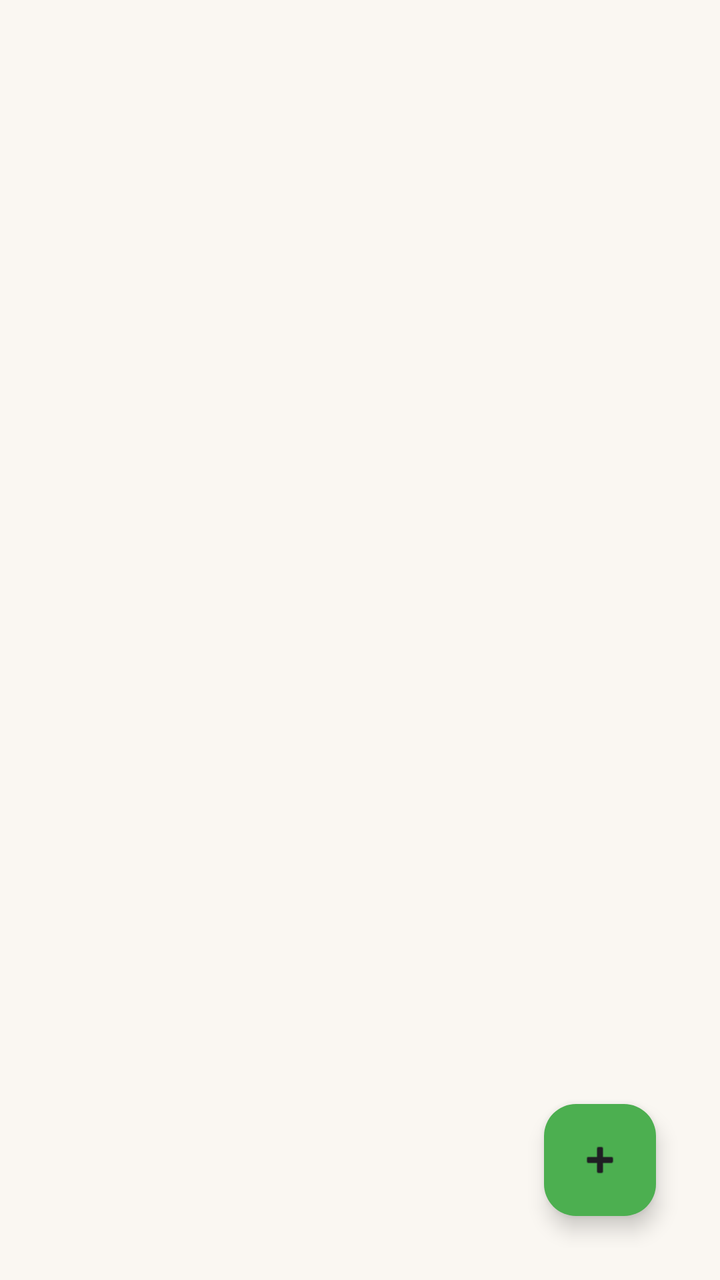
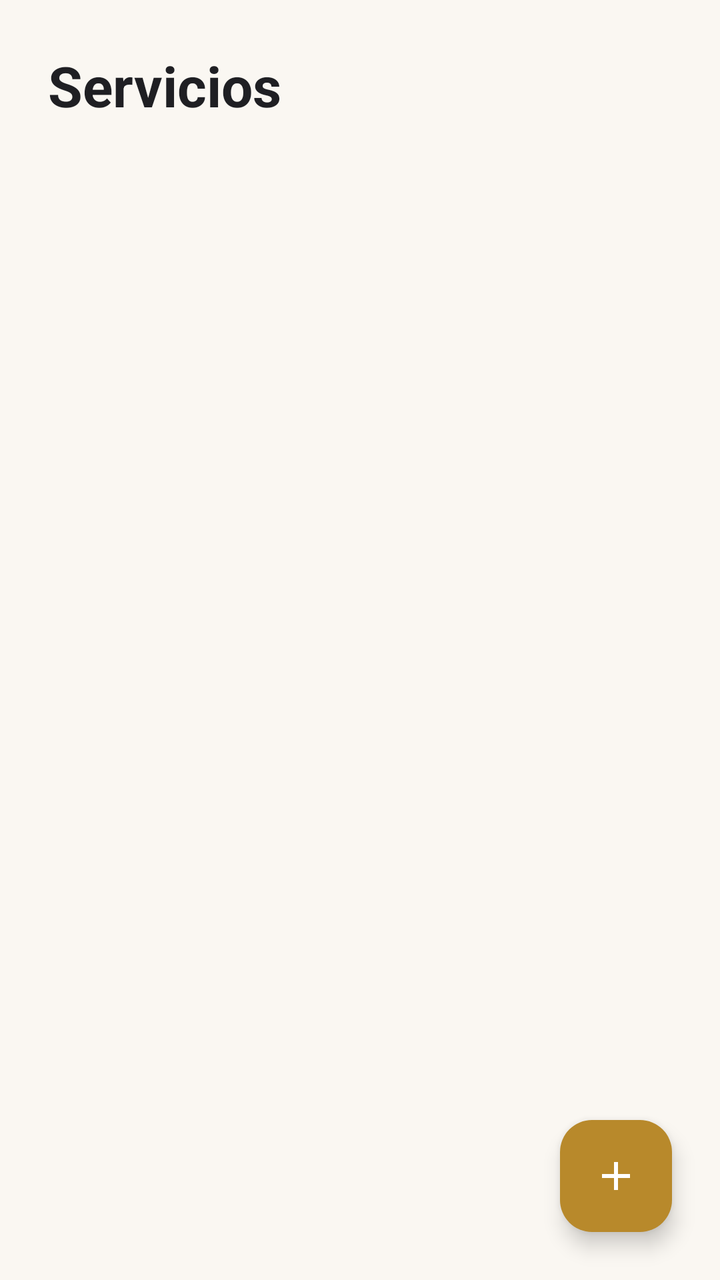

Two renders of the same Android screen: before a commit and after it. Below are the layout's source before the change and the commit's diff.
<!-- AndroidManifest.xml: application theme Theme.BarberFlow -->
<!-- res/layout/activity_gestion_servicios.xml -->
<?xml version="1.0" encoding="utf-8"?>
<androidx.constraintlayout.widget.ConstraintLayout
    xmlns:android="http://schemas.android.com/apk/res/android"
    xmlns:app="http://schemas.android.com/apk/res-auto"
    android:layout_width="match_parent"
    android:layout_height="match_parent"
    android:padding="16dp">

    <androidx.recyclerview.widget.RecyclerView
        android:id="@+id/rvServicios"
        android:layout_width="0dp"
        android:layout_height="0dp"
        android:layout_marginTop="48dp"
        app:layout_constraintTop_toTopOf="parent"
        app:layout_constraintBottom_toBottomOf="parent"
        app:layout_constraintStart_toStartOf="parent"
        app:layout_constraintEnd_toEndOf="parent" />

    <com.google.android.material.floatingactionbutton.FloatingActionButton
        android:id="@+id/fabAddServicio"
        android:layout_width="wrap_content"
        android:layout_height="wrap_content"
        android:layout_margin="16dp"
        android:src="@android:drawable/ic_input_add"
        android:backgroundTint="#4CAF50"
        android:tint="@android:color/white"
        app:layout_constraintBottom_toBottomOf="parent"
        app:layout_constraintEnd_toEndOf="parent"
        android:contentDescription="Añadir servicio" />

</androidx.constraintlayout.widget.ConstraintLayout>
<!-- resources referenced by this layout -->
<resources>
  <style name="Theme.BarberFlow" parent="Base.Theme.BarberFlow" />
  <style name="Base.Theme.BarberFlow" parent="Theme.Material3.DayNight.NoActionBar">
          <item name="colorPrimary">@color/bf_charcoal</item>
          <item name="colorOnPrimary">@color/white</item>
          <item name="colorPrimaryContainer">@color/bf_gold_container</item>
          <item name="colorOnPrimaryContainer">@color/bf_charcoal</item>
  
          <item name="colorSecondary">@color/bf_gold</item>
          <item name="colorOnSecondary">@color/white</item>
          <item name="colorSecondaryContainer">@color/bf_gold_container</item>
          <item name="colorOnSecondaryContainer">@color/bf_charcoal</item>
  
          <item name="android:colorBackground">@color/bf_cream</item>
          <item name="colorOnBackground">@color/bf_charcoal</item>
          <item name="colorSurface">@color/white</item>
          <item name="colorOnSurface">@color/bf_charcoal</item>
          <item name="colorSurfaceVariant">@color/bf_cream_variant</item>
          <item name="colorOnSurfaceVariant">#5E5A50</item>
          <item name="colorOutline">@color/bf_outline</item>
  
          <item name="colorError">@color/bf_error</item>
          <item name="colorOnError">@color/white</item>
  
          <item name="shapeAppearanceSmallComponent">@style/ShapeAppearance.BarberFlow.Rounded</item>
          <item name="shapeAppearanceMediumComponent">@style/ShapeAppearance.BarberFlow.Rounded</item>
      </style>
  <color name="bf_charcoal">#1F1F23</color>
  <color name="white">#FFFFFFFF</color>
  <color name="bf_gold_container">#F6E7C1</color>
  <color name="bf_gold">#B8892B</color>
  <color name="bf_cream">#FAF7F2</color>
  <color name="bf_cream_variant">#EFE8DA</color>
  <color name="bf_outline">#CFC4AE</color>
  <color name="bf_error">#B3261E</color>
  <style name="ShapeAppearance.BarberFlow.Rounded" parent="">
          <item name="cornerFamily">rounded</item>
          <item name="cornerSize">14dp</item>
      </style>
</resources>

<!-- the commit's change to res/layout/activity_gestion_servicios.xml (unified diff, before → after) -->
@@ -1,31 +1,46 @@
 <?xml version="1.0" encoding="utf-8"?>
-<androidx.constraintlayout.widget.ConstraintLayout
-    xmlns:android="http://schemas.android.com/apk/res/android"
+<androidx.constraintlayout.widget.ConstraintLayout xmlns:android="http://schemas.android.com/apk/res/android"
     xmlns:app="http://schemas.android.com/apk/res-auto"
     android:layout_width="match_parent"
     android:layout_height="match_parent"
-    android:padding="16dp">
+    android:background="?android:attr/colorBackground">
+
+    <TextView
+        android:id="@+id/tv_titulo_servicios"
+        android:layout_width="0dp"
+        android:layout_height="wrap_content"
+        android:layout_margin="24dp"
+        android:text="Servicios"
+        android:textAppearance="?attr/textAppearanceHeadlineMedium"
+        android:textColor="?attr/colorOnBackground"
+        android:textStyle="bold"
+        app:layout_constraintEnd_toEndOf="parent"
+        app:layout_constraintStart_toStartOf="parent"
+        app:layout_constraintTop_toTopOf="parent" />
 
     <androidx.recyclerview.widget.RecyclerView
         android:id="@+id/rvServicios"
         android:layout_width="0dp"
         android:layout_height="0dp"
-        android:layout_marginTop="48dp"
-        app:layout_constraintTop_toTopOf="parent"
+        android:clipToPadding="false"
+        android:paddingStart="16dp"
+        android:paddingEnd="16dp"
+        android:paddingBottom="96dp"
         app:layout_constraintBottom_toBottomOf="parent"
+        app:layout_constraintEnd_toEndOf="parent"
         app:layout_constraintStart_toStartOf="parent"
-        app:layout_constraintEnd_toEndOf="parent" />
+        app:layout_constraintTop_toBottomOf="@id/tv_titulo_servicios" />
 
     <com.google.android.material.floatingactionbutton.FloatingActionButton
         android:id="@+id/fabAddServicio"
         android:layout_width="wrap_content"
         android:layout_height="wrap_content"
-        android:layout_margin="16dp"
-        android:src="@android:drawable/ic_input_add"
-        android:backgroundTint="#4CAF50"
-        android:tint="@android:color/white"
+        android:layout_margin="24dp"
+        android:contentDescription="Añadir servicio"
+        android:src="@drawable/ic_add"
+        app:backgroundTint="?attr/colorSecondary"
         app:layout_constraintBottom_toBottomOf="parent"
         app:layout_constraintEnd_toEndOf="parent"
-        android:contentDescription="Añadir servicio" />
+        app:tint="?attr/colorOnSecondary" />
 
 </androidx.constraintlayout.widget.ConstraintLayout>
<!-- resource entries referenced after the edit -->
@@ -1,5 +1,15 @@
 <!-- resources referenced by this layout -->
 <resources>
+  <!-- drawable ic_add (drawable) -->
+  <vector xmlns:android="http://schemas.android.com/apk/res/android"
+      android:width="24dp"
+      android:height="24dp"
+      android:viewportWidth="24"
+      android:viewportHeight="24">
+      <path
+          android:fillColor="@android:color/white"
+          android:pathData="M19,13h-6v6h-2v-6H5v-2h6V5h2v6h6v2z" />
+  </vector>
   <style name="Theme.BarberFlow" parent="Base.Theme.BarberFlow" />
   <style name="Base.Theme.BarberFlow" parent="Theme.Material3.DayNight.NoActionBar">
           <item name="colorPrimary">@color/bf_charcoal</item>
